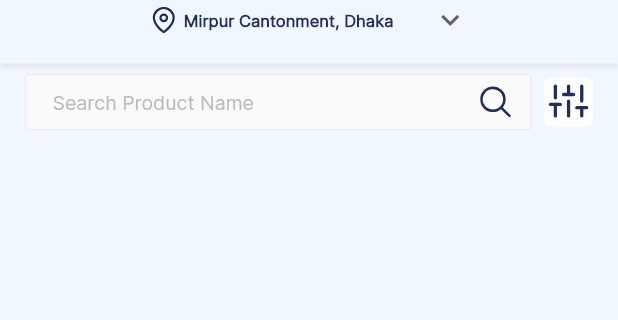
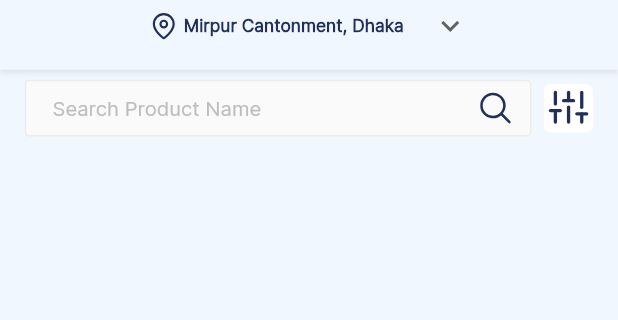
Before and after one commit to Sabuj-Kumar/ecomarce_project_masala_bazar, a Flutter app: the screen it shows after launch, on a phone screen of 412 x 824 dp, the part 60-380 px from its top. Run offline on Flutter 3.47's test engine with Material 2 defaults, Android fonts, the phone set to English and light mode, and no system bars; our stand-ins replace connectivity, fluro, flutter_screenutil, flutter_svg, flutter_vector_icons, get and 3 more; accounts and stored records are empty; generated files the repository leaves out were written again; project files that could hold a hidden picture were left out.

Commit message:
Font Responsive with Flutter Screen Util

```diff
--- a/lib/pages/homePage/view/home_page.dart
+++ b/lib/pages/homePage/view/home_page.dart
@@ -3,6 +3,7 @@ import 'package:efgecom/config/theme_config.dart';
 import 'package:flutter/cupertino.dart';
 import 'package:flutter/material.dart';
 import 'package:flutter_svg/flutter_svg.dart';
+import 'package:flutter_screenutil/flutter_screenutil.dart';
 
 class HomePage extends StatefulWidget {
   const HomePage({Key? key}) : super(key: key);
@@ -23,7 +24,7 @@ class _HomePageState extends State<HomePage> {
           SizedBox(
             height: _height * 0.008,
           ),
-          SearchContainer(),
+          SearchContainer(), // TopBanner()
         ],
       ),
     );
@@ -65,7 +66,7 @@ class _CustomAppBarState extends State<CustomAppBar> {
             //top: 14,
             top: _height * 0.02,
             bottom: 0),
-        height: _height * 0.1,
+        height: _height * 0.105,
         //height: 80,
         width: _width,
         child: Column(
@@ -92,6 +93,9 @@ class _CustomAppBarState extends State<CustomAppBar> {
                 ),
               ],
             ),
+            SizedBox(
+              height: _height * 0.005,
+            ),
             Row(
               mainAxisAlignment: MainAxisAlignment.center,
               children: [
@@ -117,8 +121,10 @@ class _CustomAppBarState extends State<CustomAppBar> {
                       return DropdownMenuItem(
                         value: items,
                         child: Text(items,
-                            style: const TextStyle(
-                                fontSize: 11, fontWeight: FontWeight.w600)),
+                            style: TextStyle(
+                                //fontSize: 11,
+                              fontSize: 12.sp,
+                                fontWeight: FontWeight.w600)),
                       );
                     }).toList(),
                     onChanged: (String? newValue) {
@@ -174,7 +180,8 @@ class _SearchContainerState extends State<SearchContainer> {
                 filled: true,
                 hintText: 'Search Product Name',
                 hintStyle: TextStyle(
-                    fontSize: 13,
+                    //fontSize: _height * 0.018,
+                  fontSize: 14.sp,
                     color: Colors.grey.shade400,
                     fontWeight: FontWeight.w500),
                 suffixIcon: InkWell(
--- a/lib/pages/wrapper.dart
+++ b/lib/pages/wrapper.dart
@@ -3,6 +3,7 @@ import 'package:connectivity/connectivity.dart';
 import 'package:flutter/material.dart';
 import 'package:flutter_gen/gen_l10n/app_localizations.dart';
 import 'package:flutter_localizations/flutter_localizations.dart';
+import 'package:flutter_screenutil/flutter_screenutil.dart';
 import 'package:get/get.dart';
 import 'package:provider/provider.dart';
 import 'package:shared_preferences/shared_preferences.dart';
@@ -100,7 +101,9 @@ class _WrapperState extends State<Wrapper> with WidgetsBindingObserver {
       ],
       child: Material(
         type: MaterialType.transparency,
-        child: MaterialApp(
+        child: ScreenUtilInit(
+          designSize: const Size(428, 1848),
+          builder: () => MaterialApp(
             title: 'Xpertcapture',
             debugShowCheckedModeBanner: false,
             themeMode: _preferedTheme ?? ThemeMode.system,
@@ -130,6 +133,7 @@ class _WrapperState extends State<Wrapper> with WidgetsBindingObserver {
               }
               return supportedLocales.first;
             },
+          ),
         ),
       ),
     );
--- a/pubspec.yaml
+++ b/pubspec.yaml
@@ -57,6 +57,7 @@ dependencies:
   permission_handler: ^8.1.6                    #ANDROID IOS
   path_provider: ^2.0.5                         #ANDROID IOS LINUX MACOS WINDOWS
   path: ^1.8.0                                  #ANDROID IOS LINUX MACOS WEB WINDOWS
+  flutter_screenutil: ^5.2.0
 
 dev_dependencies:
   moor_generator: ^4.5.1
```
Also changed, not shown: pubspec.lock. Lines whose indentation alone changed are shown as unchanged.
